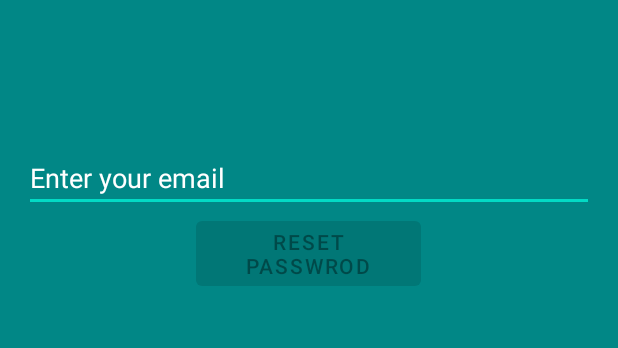
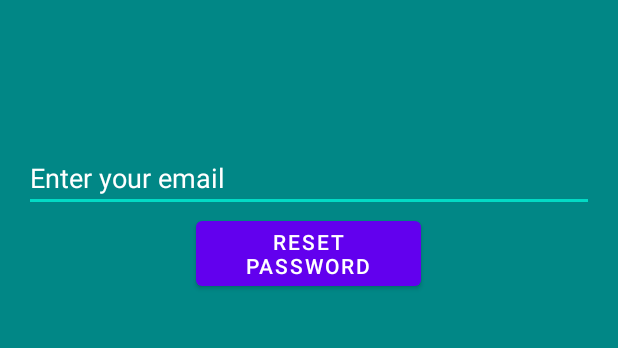
Before and after one commit to Ryanshinta/FoodBank, an Android app: the forgotPasswordActivity screen opened directly, with no data from a screen before it, on a phone screen of 412 x 824 dp, the part 468-816 px from its top. Run offline under Robolectric (Android 15) with nearby library versions, the light colour scheme and no system bars; our stand-ins replace Firebase (no records; nobody signed in at launch, a user with empty details on screens opened directly), data binding.

Commit message:
Reset Password, update event entity

```diff
--- a/app/src/main/java/com/taruc/foodbank/entity/role.kt
+++ b/app/src/main/java/com/taruc/foodbank/entity/role.kt
@@ -1,5 +1,6 @@
 package com.taruc.foodbank.entity
 
 enum class role {
-    ADMIN, USER, VOLUNTEER
+    ADMIN,
+    USER
 }
--- a/app/src/main/java/com/taruc/foodbank/forgotPasswordActivity.kt
+++ b/app/src/main/java/com/taruc/foodbank/forgotPasswordActivity.kt
@@ -2,10 +2,48 @@ package com.taruc.foodbank
 
 import androidx.appcompat.app.AppCompatActivity
 import android.os.Bundle
+import android.util.Patterns
+import android.widget.Toast
+import androidx.databinding.DataBindingUtil
+import com.google.firebase.auth.FirebaseAuth
+import com.google.firebase.ktx.Firebase
+import com.taruc.foodbank.databinding.ActivityForgotPasswordBinding
+import com.taruc.foodbank.databinding.ActivityLoginBinding
 
 class forgotPasswordActivity : AppCompatActivity() {
+    private lateinit var binding: ActivityForgotPasswordBinding
+    private lateinit var auth: FirebaseAuth
     override fun onCreate(savedInstanceState: Bundle?) {
         super.onCreate(savedInstanceState)
-        setContentView(R.layout.activity_forgot_password)
+        binding = DataBindingUtil.setContentView(this, R.layout.activity_forgot_password)
+
+        auth = FirebaseAuth.getInstance()
+
+        binding.btnReset.setOnClickListener() {
+            var email = binding.etEmail.text.toString().trim();
+
+            if (email.isBlank() || email.isEmpty()) {
+                Toast.makeText(this, "Email is required", Toast.LENGTH_LONG).show()
+            }
+            if (!Patterns.EMAIL_ADDRESS.matcher(email).matches()) {
+                Toast.makeText(this, "Email is invalid", Toast.LENGTH_LONG).show()
+            }
+
+            auth.sendPasswordResetEmail(email).addOnCompleteListener() { task ->
+                if (task.isSuccessful) {
+                    Toast.makeText(
+                        this,
+                        "Already reset you password, Pls check your email",
+                        Toast.LENGTH_LONG
+                    ).show()
+                }else{
+                    Toast.makeText(
+                        this,
+                        task.exception.toString(),
+                        Toast.LENGTH_LONG
+                    ).show()
+                }
+            }
+        }
     }
 }
--- a/app/src/main/res/layout/activity_forgot_password.xml
+++ b/app/src/main/res/layout/activity_forgot_password.xml
@@ -1,7 +1,8 @@
 <?xml version="1.0" encoding="utf-8"?>
-<LinearLayout xmlns:android="http://schemas.android.com/apk/res/android"
-    xmlns:app="http://schemas.android.com/apk/res-auto"
-    xmlns:tools="http://schemas.android.com/tools"
+<layout xmlns:tools="http://schemas.android.com/tools"
+    xmlns:android="http://schemas.android.com/apk/res/android"
+    xmlns:app="http://schemas.android.com/apk/res-auto">
+<LinearLayout
     android:id="@+id/container"
     android:layout_width="match_parent"
     android:layout_height="match_parent"
@@ -11,7 +12,7 @@
     android:paddingRight="@dimen/activity_horizontal_margin"
     android:paddingBottom="@dimen/activity_vertical_margin"
     android:background="@color/teal_700"
-    tools:context=".ui.login.LoginActivity">
+    >
 
 
     <ImageView
@@ -38,14 +39,14 @@
         android:orientation="horizontal">
 
         <Button
-            android:id="@+id/btnRegister"
+            android:id="@+id/btnReset"
             android:layout_width="150dp"
             android:layout_height="wrap_content"
             android:layout_gravity="start"
             android:layout_marginTop="16dp"
             android:layout_marginBottom="64dp"
-            android:enabled="false"
-            android:text="Reset Passwrod" />
+            android:enabled="true"
+            android:text="Reset Password" />
     </LinearLayout>
 
     <ProgressBar
@@ -58,3 +59,4 @@
         android:visibility="gone" />
 
 </LinearLayout>
+</layout>
--- /dev/null
+++ b/app/src/main/res/values/ids.xml
@@ -0,0 +1,4 @@
+<?xml version="1.0" encoding="utf-8"?>
+<resources>
+    <item name="btnReset" type="id" />
+</resources>
```
Also changed, not shown: app/src/main/java/com/taruc/foodbank/entity/event.kt (added, +11 -0 lines), 1 other file.
